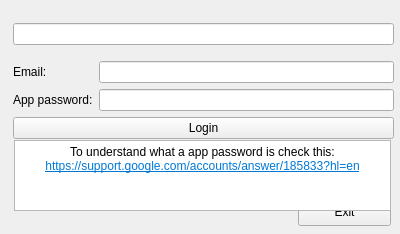
Septiemiy/NG_Project_Email_Client_2024, file EmailClient/login.ui: the form before one commit.
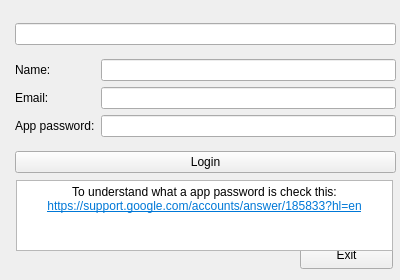
The form after the commit.

Commit message: Add user name to login

```diff
--- a/EmailClient/login.ui
+++ b/EmailClient/login.ui
@@ -7,7 +7,7 @@
     <x>0</x>
     <y>0</y>
     <width>400</width>
-    <height>234</height>
+    <height>280</height>
    </rect>
   </property>
   <property name="windowTitle">
@@ -16,8 +16,8 @@
   <widget class="QPushButton" name="b_login_quit">
    <property name="geometry">
     <rect>
-     <x>298</x>
-     <y>197</y>
+     <x>300</x>
+     <y>240</y>
      <width>93</width>
      <height>29</height>
     </rect>
@@ -29,8 +29,8 @@
   <widget class="QTextEdit" name="t_app_password_link">
    <property name="geometry">
     <rect>
-     <x>14</x>
-     <y>140</y>
+     <x>16</x>
+     <y>180</y>
      <width>377</width>
      <height>71</height>
     </rect>
@@ -50,22 +50,27 @@
   <widget class="QWidget" name="">
    <property name="geometry">
     <rect>
-     <x>13</x>
-     <y>13</y>
+     <x>15</x>
+     <y>15</y>
      <width>381</width>
-     <height>136</height>
+     <height>167</height>
     </rect>
    </property>
-   <layout class="QVBoxLayout" name="verticalLayout_4">
-    <item>
-     <widget class="QLineEdit" name="e_message"/>
-    </item>
-    <item>
      <layout class="QVBoxLayout" name="verticalLayout_3">
+    <item>
+     <widget class="QLineEdit" name="e_message"/>
+    </item>
       <item>
        <layout class="QHBoxLayout" name="horizontalLayout">
         <item>
          <layout class="QVBoxLayout" name="verticalLayout">
+        <item>
+         <widget class="QLabel" name="label_3">
+          <property name="text">
+           <string>Name:</string>
+          </property>
+         </widget>
+        </item>
           <item>
            <widget class="QLabel" name="label">
             <property name="text">
@@ -84,6 +89,9 @@
         </item>
         <item>
          <layout class="QVBoxLayout" name="verticalLayout_2">
+        <item>
+         <widget class="QLineEdit" name="e_login_name"/>
+        </item>
           <item>
            <widget class="QLineEdit" name="e_login_email"/>
           </item>
@@ -100,8 +108,6 @@
          <string>Login</string>
         </property>
        </widget>
-      </item>
-     </layout>
     </item>
    </layout>
   </widget>
```
Lines whose indentation alone changed are shown as unchanged. The commit also changes 5 other files.
